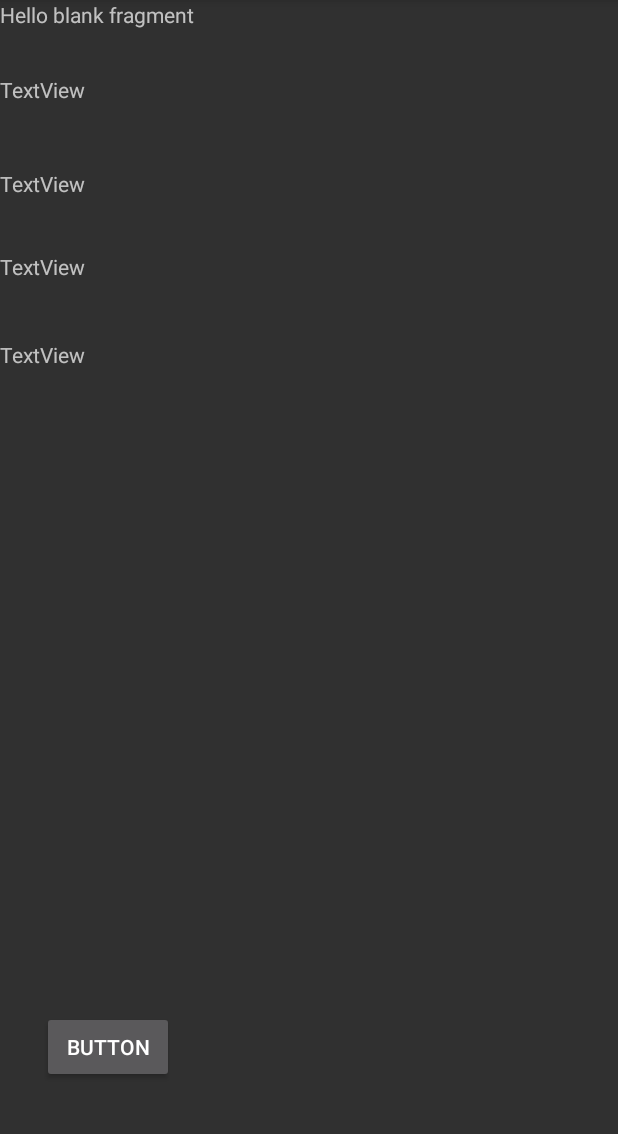
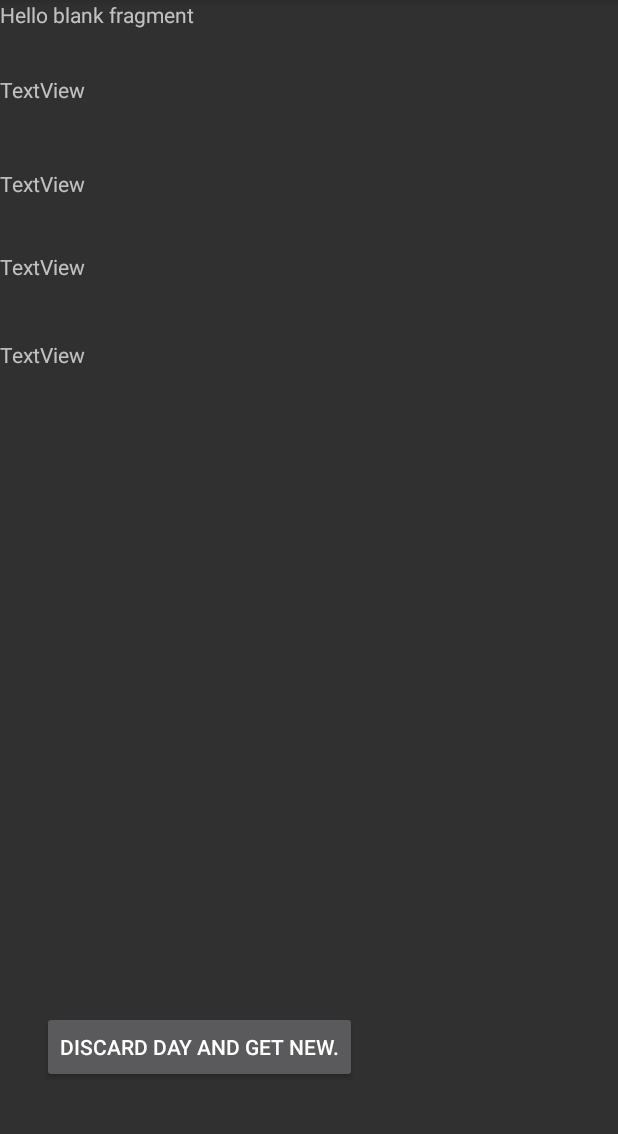
Before and after one commit to haakonmb/master_2017, an Android app: the fragment DayFragment placed in its activity, on a phone screen of 412 x 824 dp, the part 84-1218 px from its top. Run offline under Robolectric (Android 15) with nearby library versions, the phone set to English and light mode, and no system bars; our stand-ins replace RxJava; 2 statements that could not run were skipped.

```diff
--- a/app/src/main/res/layout/fragment_day.xml
+++ b/app/src/main/res/layout/fragment_day.xml
@@ -18,7 +18,7 @@
         android:id="@+id/startTheApocalypse"
         android:layout_width="wrap_content"
         android:layout_height="wrap_content"
-        android:text="Button"
+        android:text="Discard day and get new."
         android:layout_alignParentBottom="true"
         android:layout_alignParentStart="true"
         android:layout_marginStart="28dp"
@@ -31,7 +31,9 @@
         android:layout_alignParentStart="true"
         android:layout_alignParentTop="true"
         android:layout_marginTop="50dp"
-        android:text="TextView" />
+        android:text="TextView"
+        android:onClick="onClick"
+        android:clickable="true"/>
 
     <TextView
         android:id="@+id/textView8"
@@ -40,7 +42,9 @@
         android:layout_alignEnd="@+id/textView7"
         android:layout_below="@+id/textView7"
         android:layout_marginTop="43dp"
-        android:text="TextView" />
+        android:text="TextView"
+        android:onClick="onClick"
+        android:clickable="true"/>
 
     <TextView
         android:id="@+id/textView9"
@@ -49,7 +53,9 @@
         android:layout_alignEnd="@+id/textView8"
         android:layout_below="@+id/textView8"
         android:layout_marginTop="36dp"
-        android:text="TextView" />
+        android:text="TextView"
+        android:onClick="onClick"
+        android:clickable="true"/>
 
     <TextView
         android:id="@+id/textView10"
@@ -58,7 +64,9 @@
         android:layout_alignEnd="@+id/textView9"
         android:layout_below="@+id/textView9"
         android:layout_marginTop="39dp"
-        android:text="TextView" />
+        android:text="TextView"
+        android:onClick="onClick"
+        android:clickable="true"/>
 
     <TextView
         android:id="@+id/textView11"
@@ -67,6 +75,8 @@
         android:layout_alignEnd="@+id/textView10"
         android:layout_below="@+id/textView10"
         android:layout_alignParentStart="true"
-        android:autoLink="web"/>
+        android:autoLink="web"
+        android:onClick="onClick"
+        android:clickable="true"/>
 
 </RelativeLayout>
```
Also changed, not shown: app/src/main/java/mordbad/master/DayFragment.java (+22 -1 lines).
